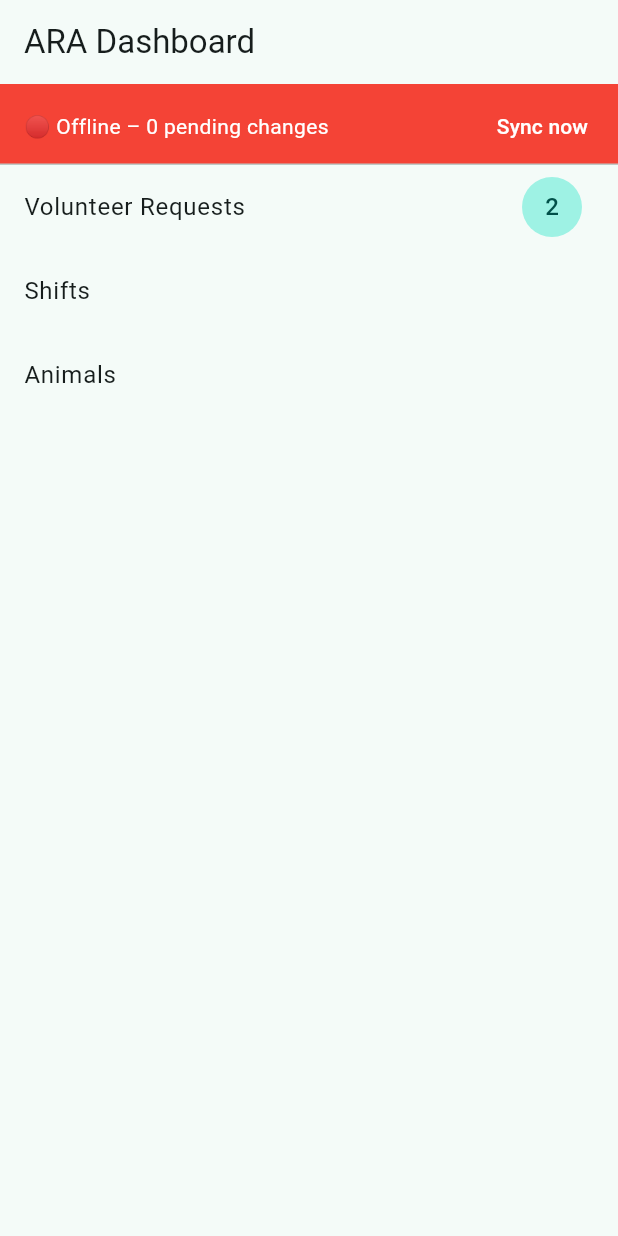
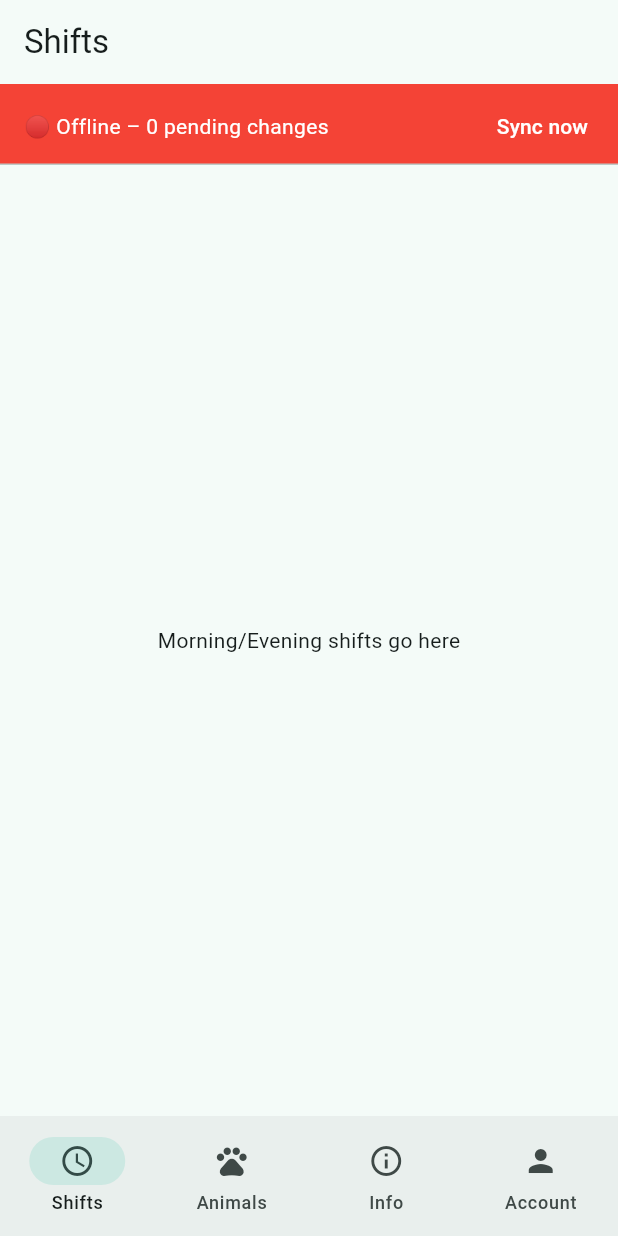
Before and after one commit to Laurapav1/ARA, a Flutter app: the screen it shows after launch, on a phone screen of 412 x 824 dp. Run offline on Flutter 3.47's test engine with Material 3 defaults, Android fonts, the phone set to English and light mode, and no system bars.

Commit message:
bottom navigation bar

```diff
--- a/frontend/lib/main.dart
+++ b/frontend/lib/main.dart
@@ -3,16 +3,17 @@ import 'package:provider/provider.dart';
 
 import 'services/mock_database.dart';
 
-import 'screens/dashboard.dart';
 import 'screens/volunteers.dart';
 import 'screens/shifts.dart';
 import 'screens/animal_profile.dart';
+import 'screens/information.dart';
+import 'screens/account.dart';
 
 void main() {
   runApp(
     ChangeNotifierProvider(
-      create: (_) => MockDatabase(),
-      child: AnimalRescueApp(),
+      create: (_) => MockDatabase()..isStaff = false, // toggle true for staff
+      child: const AnimalRescueApp(),
     ),
   );
 }
@@ -24,17 +25,77 @@ class AnimalRescueApp extends StatelessWidget {
   Widget build(BuildContext context) {
     return MaterialApp(
       title: 'ARA Prototype',
-      theme: ThemeData(
+      theme: ThemeData.from(
         colorScheme: ColorScheme.fromSeed(seedColor: Colors.teal),
         useMaterial3: true,
       ),
-      initialRoute: '/',
-      routes: {
-        '/': (_) => DashboardScreen(),
-        '/volunteers': (_) => VolunteerRequestsScreen(),
-        '/shifts': (_) => ShiftsScreen(),
-        '/animals': (_) => AnimalProfileListScreen(),
-      },
+      home: const MainScaffold(),
     );
   }
 }
+
+class MainScaffold extends StatefulWidget {
+  const MainScaffold({super.key});
+
+  @override
+  State<MainScaffold> createState() => _MainScaffoldState();
+}
+
+class _MainScaffoldState extends State<MainScaffold> {
+  int _currentIndex = 0;
+
+  @override
+  Widget build(BuildContext context) {
+    final db = context.watch<MockDatabase>();
+    final isStaff = db.isStaff;
+
+    // Build screen list dynamically
+    final screens = <Widget>[
+      ShiftsScreen(),
+      AnimalProfileListScreen(),
+      const InformationScreen(),
+      if (!isStaff) const AccountScreen(), // volunteers
+      if (isStaff) const VolunteerRequestsScreen(), // staff
+    ];
+
+    // Build nav destinations dynamically
+    final destinations = <NavigationDestination>[
+      const NavigationDestination(icon: Icon(Icons.schedule), label: 'Shifts'),
+      const NavigationDestination(icon: Icon(Icons.pets), label: 'Animals'),
+      const NavigationDestination(
+          icon: Icon(Icons.info_outline), label: 'Info'),
+      if (!isStaff)
+        const NavigationDestination(icon: Icon(Icons.person), label: 'Account'),
+      if (isStaff)
+        NavigationDestination(
+          icon: Stack(
+            children: [
+              const Icon(Icons.person_add_alt_1_outlined),
+              if (db.pendingRequests.isNotEmpty)
+                Positioned(
+                  right: 0,
+                  child: CircleAvatar(
+                    radius: 6,
+                    backgroundColor: Colors.red,
+                    child: Text(
+                      '${db.pendingRequests.length}',
+                      style: TextStyle(fontSize: 8, color: Colors.white),
+                    ),
+                  ),
+                ),
+            ],
+          ),
+          label: 'Requests',
+        ),
+    ];
+
+    return Scaffold(
+      body: screens[_currentIndex],
+      bottomNavigationBar: NavigationBar(
+        selectedIndex: _currentIndex,
+        onDestinationSelected: (i) => setState(() => _currentIndex = i),
+        destinations: destinations,
+      ),
+    );
+  }
+}
--- a/frontend/lib/models/animal.dart
+++ b/frontend/lib/models/animal.dart
@@ -3,18 +3,31 @@ class Animal {
   final String name;
   final String personality;
   final bool isDangerous;
+  final String description;
+  final String history;
+
   Animal({
     required this.id,
     required this.name,
     required this.personality,
     required this.isDangerous,
+    this.description = '',
+    this.history = '',
   });
-  Animal copyWith({String? personality, bool? isDangerous}) {
+
+  Animal copyWith({
+    String? personality,
+    bool? isDangerous,
+    String? description,
+    String? history,
+  }) {
     return Animal(
       id: id,
       name: name,
       personality: personality ?? this.personality,
       isDangerous: isDangerous ?? this.isDangerous,
+      description: description ?? this.description,
+      history: history ?? this.history,
     );
   }
 }
--- a/frontend/lib/screens/dashboard.dart
+++ /dev/null
@@ -1,43 +0,0 @@
-import 'package:flutter/material.dart';
-import 'package:provider/provider.dart';
-import '../services/mock_database.dart';
-import '../widgets/offline_banner.dart';
-
-class DashboardScreen extends StatelessWidget {
-  const DashboardScreen({super.key});
-
-  @override
-  Widget build(BuildContext context) {
-    final db = context.watch<MockDatabase>();
-    return Scaffold(
-      appBar: AppBar(title: Text('ARA Dashboard')),
-      body: Column(
-        children: [
-          OfflineBanner(),
-          Expanded(
-            child: ListView(
-              children: [
-                ListTile(
-                  title: Text('Volunteer Requests'),
-                  trailing: db.pendingRequests.isNotEmpty
-                      ? CircleAvatar(
-                          child: Text('${db.pendingRequests.length}'))
-                      : null,
-                  onTap: () => Navigator.pushNamed(context, '/volunteers'),
-                ),
-                ListTile(
-                  title: Text('Shifts'),
-                  onTap: () => Navigator.pushNamed(context, '/shifts'),
-                ),
-                ListTile(
-                  title: Text('Animals'),
-                  onTap: () => Navigator.pushNamed(context, '/animals'),
-                ),
-              ],
-            ),
-          ),
-        ],
-      ),
-    );
-  }
-}
--- a/frontend/lib/services/mock_database.dart
+++ b/frontend/lib/services/mock_database.dart
@@ -3,6 +3,7 @@ import '../models/volunteer_request.dart';
 import '../models/animal.dart';
 
 class MockDatabase extends ChangeNotifier {
+  bool isStaff = false;
   bool isOffline = true;
   int pendingChanges = 0;
 
@@ -11,8 +12,22 @@ class MockDatabase extends ChangeNotifier {
     VolunteerRequest(id: 'v2', name: 'Bob', endOfStay: DateTime(2025, 8, 5)),
   ];
   final List<Animal> _animals = [
-    Animal(id: 'a1', name: 'Rex', personality: 'Friendly', isDangerous: false),
-    Animal(id: 'a2', name: 'Luna', personality: 'Shy', isDangerous: true),
+    Animal(
+      id: 'a1',
+      name: 'Rex',
+      personality: 'Friendly',
+      isDangerous: false,
+      description: 'Loves belly rubs, high energy.',
+      history: 'Found stray near park. Vaccinated 2025-06-10.',
+    ),
+    Animal(
+      id: 'a2',
+      name: 'Luna',
+      personality: 'Shy',
+      isDangerous: true,
+      description: 'Very quiet, scared of loud noises.',
+      history: 'Surrendered by owner. Medical check pending.',
+    ),
   ];
 
   List<VolunteerRequest> get pendingRequests => List.unmodifiable(_volRequests);
```
Also changed, not shown: frontend/lib/screens/account.dart (added, +43 -0 lines), frontend/lib/screens/animal_profile.dart (+71 -21 lines), frontend/lib/screens/information.dart (added, +36 -0 lines), frontend/pubspec.lock.
